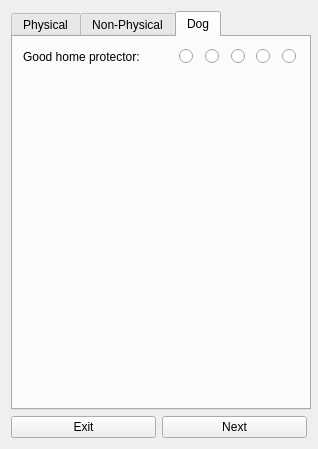
Old version of the form deliverable2-code/addanimal.ui in the repository ashleefoureyes/quackjaws.
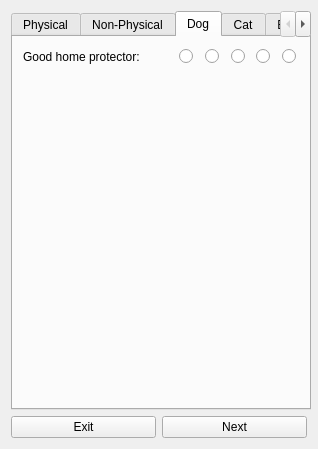
New version of the form. The open tabs and pages were chosen to show the change.

Commit message: Added third tab in add animal for species specific traits

```diff
--- a/deliverable2-code/addanimal.ui
+++ b/deliverable2-code/addanimal.ui
@@ -2,6 +2,9 @@
 <ui version="4.0">
  <class>AddAnimal</class>
  <widget class="QDialog" name="AddAnimal">
+  <property name="enabled">
+   <bool>true</bool>
+  </property>
   <property name="geometry">
    <rect>
     <x>0</x>
@@ -41,7 +44,10 @@
       </size>
      </property>
      <property name="currentIndex">
-      <number>1</number>
+      <number>6</number>
+     </property>
+     <property name="tabBarAutoHide">
+      <bool>false</bool>
      </property>
      <widget class="QWidget" name="tabPhysical">
       <attribute name="title">
@@ -1532,6 +1538,29 @@
        </layout>
       </widget>
      </widget>
+     <widget class="QWidget" name="tabCat">
+      <property name="cursor">
+       <cursorShape>ArrowCursor</cursorShape>
+      </property>
+      <attribute name="title">
+       <string>Cat</string>
+      </attribute>
+     </widget>
+     <widget class="QWidget" name="tabBird">
+      <attribute name="title">
+       <string>Bird</string>
+      </attribute>
+     </widget>
+     <widget class="QWidget" name="tabLizard">
+      <attribute name="title">
+       <string>Lizard</string>
+      </attribute>
+     </widget>
+     <widget class="QWidget" name="tabRabbit">
+      <attribute name="title">
+       <string>Rabbit</string>
+      </attribute>
+     </widget>
     </widget>
    </item>
    <item row="1" column="0">
```
Left out of the diff: 59 changed lines with no effect on the pictures. The commit also changes 5 other files.
